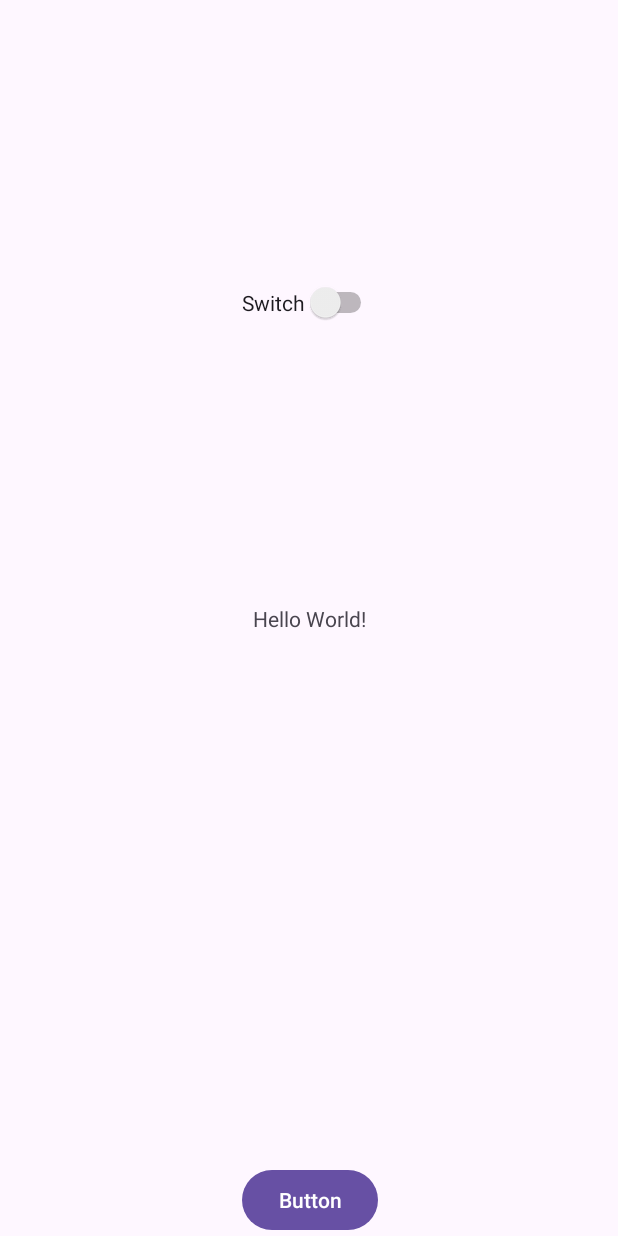
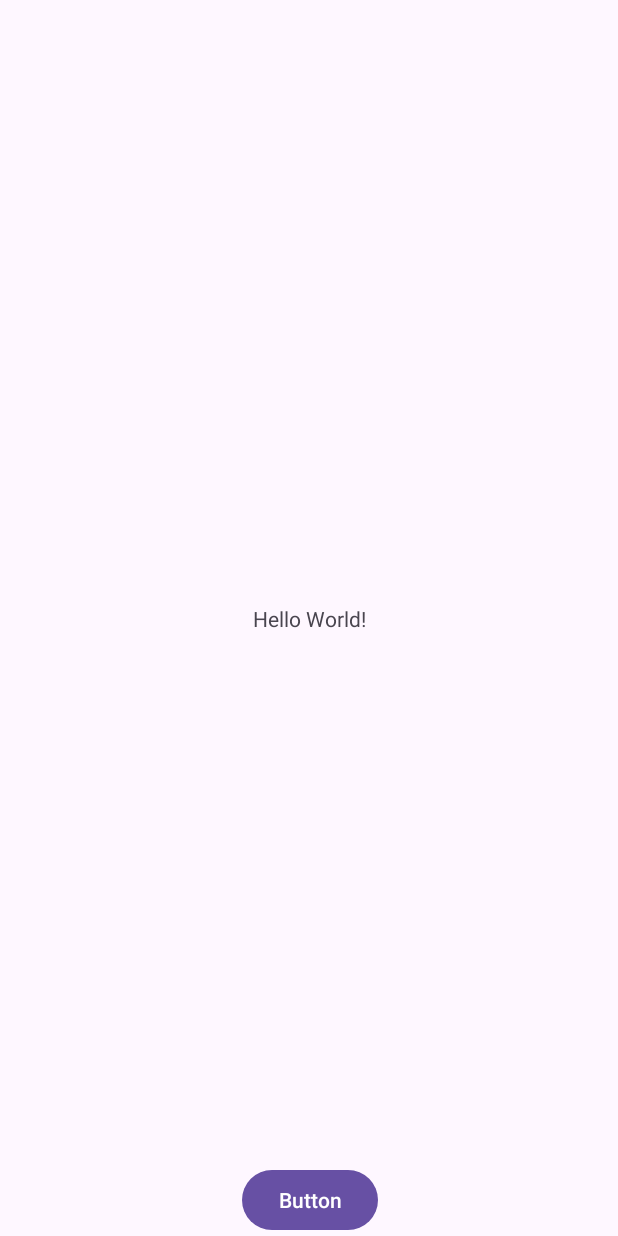
Before and after one commit to AnkushPatel001/github_test_project, an Android app: the screen it shows after launch (MainActivity), on a phone screen of 412 x 824 dp. Run offline under Robolectric (Android 15) with nearby library versions, the phone set to English and light mode, and no system bars.

Commit message:
lalit commit 1

```diff
--- a/app/src/main/res/layout/activity_main.xml
+++ b/app/src/main/res/layout/activity_main.xml
@@ -26,14 +26,4 @@
         app:layout_constraintEnd_toEndOf="@+id/textView"
         app:layout_constraintStart_toStartOf="@+id/textView" />
 
-    <Switch
-        android:id="@+id/switch1"
-        android:layout_width="wrap_content"
-        android:layout_height="wrap_content"
-        android:text="Switch"
-        app:layout_constraintBottom_toTopOf="@+id/textView"
-        app:layout_constraintEnd_toEndOf="parent"
-        app:layout_constraintStart_toStartOf="parent"
-        app:layout_constraintTop_toTopOf="parent" />
-
 </androidx.constraintlayout.widget.ConstraintLayout>
```
